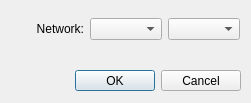
Qt form preferencesdialog.ui (digitallumens/dlterm) before a commit.
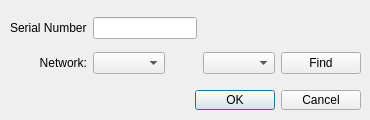
The same form after that commit.

```diff
--- a/preferencesdialog.ui
+++ b/preferencesdialog.ui
@@ -6,8 +6,8 @@
    <rect>
     <x>0</x>
     <y>0</y>
-    <width>251</width>
-    <height>103</height>
+    <width>370</width>
+    <height>120</height>
    </rect>
   </property>
   <property name="windowTitle">
@@ -16,10 +16,10 @@
   <widget class="QDialogButtonBox" name="buttonBox">
    <property name="geometry">
     <rect>
-     <x>10</x>
-     <y>70</y>
-     <width>231</width>
-     <height>21</height>
+     <x>190</x>
+     <y>90</y>
+     <width>171</width>
+     <height>20</height>
     </rect>
    </property>
    <property name="orientation">
@@ -32,14 +32,41 @@
   <widget class="QWidget" name="gridLayoutWidget">
    <property name="geometry">
     <rect>
-     <x>9</x>
-     <y>9</y>
-     <width>231</width>
-     <height>41</height>
+     <x>10</x>
+     <y>10</y>
+     <width>351</width>
+     <height>71</height>
     </rect>
    </property>
    <layout class="QGridLayout" name="gridLayout">
     <item row="0" column="0">
+     <widget class="QLabel" name="label">
+      <property name="text">
+       <string>Serial Number</string>
+      </property>
+     </widget>
+    </item>
+    <item row="1" column="2">
+     <widget class="QComboBox" name="zoneNetworkFreq_comboBox">
+      <property name="sizePolicy">
+       <sizepolicy hsizetype="Maximum" vsizetype="Fixed">
+        <horstretch>0</horstretch>
+        <verstretch>0</verstretch>
+       </sizepolicy>
+      </property>
+     </widget>
+    </item>
+    <item row="1" column="1">
+     <widget class="QComboBox" name="zoneNetworkGroup_comboBox">
+      <property name="sizePolicy">
+       <sizepolicy hsizetype="Maximum" vsizetype="Fixed">
+        <horstretch>0</horstretch>
+        <verstretch>0</verstretch>
+       </sizepolicy>
+      </property>
+     </widget>
+    </item>
+    <item row="1" column="0">
      <widget class="QLabel" name="_zoneNetwork_label">
       <property name="text">
        <string>Network:</string>
@@ -50,25 +77,41 @@
      </widget>
     </item>
     <item row="0" column="1">
-     <widget class="QComboBox" name="zoneNetworkGroup_comboBox">
-      <property name="sizePolicy">
-       <sizepolicy hsizetype="Maximum" vsizetype="Fixed">
-        <horstretch>0</horstretch>
-        <verstretch>0</verstretch>
-       </sizepolicy>
-      </property>
-     </widget>
+     <widget class="QLineEdit" name="findNetwork"/>
     </item>
     <item row="0" column="2">
-     <widget class="QComboBox" name="zoneNetworkFreq_comboBox">
-      <property name="sizePolicy">
-       <sizepolicy hsizetype="Maximum" vsizetype="Fixed">
-        <horstretch>0</horstretch>
-        <verstretch>0</verstretch>
-       </sizepolicy>
+     <spacer name="horizontalSpacer">
+      <property name="orientation">
+       <enum>Qt::Horizontal</enum>
+      </property>
+      <property name="sizeHint" stdset="0">
+       <size>
+        <width>40</width>
+        <height>20</height>
+       </size>
+      </property>
+     </spacer>
+    </item>
+    <item row="1" column="3">
+     <widget class="QPushButton" name="pushButton">
+      <property name="text">
+       <string>Find</string>
       </property>
      </widget>
     </item>
+    <item row="0" column="3">
+     <spacer name="horizontalSpacer_2">
+      <property name="orientation">
+       <enum>Qt::Horizontal</enum>
+      </property>
+      <property name="sizeHint" stdset="0">
+       <size>
+        <width>40</width>
+        <height>20</height>
+       </size>
+      </property>
+     </spacer>
+    </item>
    </layout>
   </widget>
  </widget>
```
